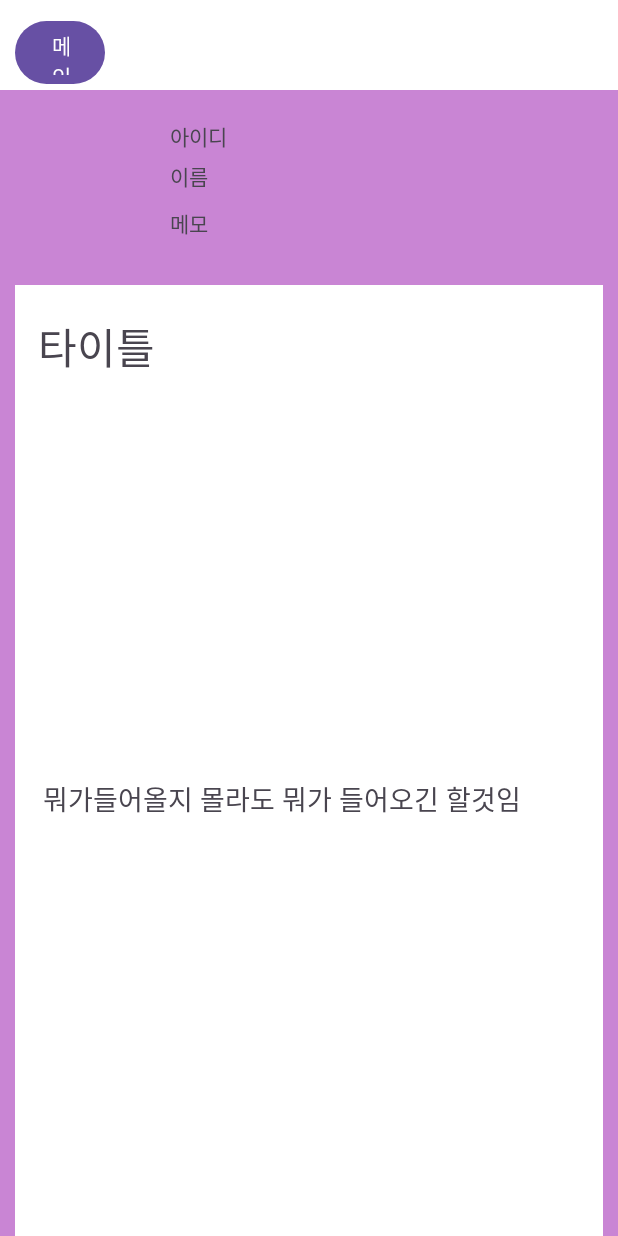
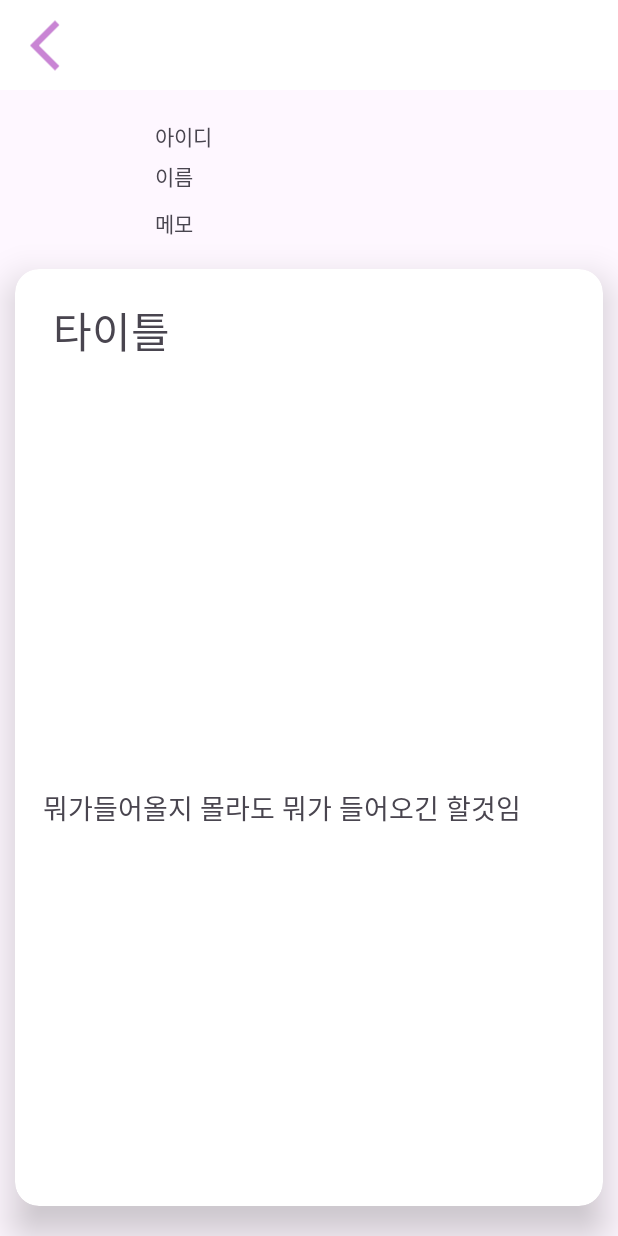
Before and after one commit to winteryy/nbc_sns_team3, an Android app: the DetailActivity screen opened directly, with no data from a screen before it, on a phone screen of 412 x 824 dp. Run offline under Robolectric (Android 15) with nearby library versions, the phone set to English and light mode, and no system bars; our stand-ins replace CircleImageView; 9 statements that could not run were skipped.

Commit message:
fix: mainPage button 및 기타ui 보전

```diff
--- a/app/src/main/java/com/nbcteam3/nbcsns3/DetailActivity.kt
+++ b/app/src/main/java/com/nbcteam3/nbcsns3/DetailActivity.kt
@@ -9,16 +9,19 @@ import android.widget.TextView
 import androidx.appcompat.app.AppCompatActivity
 import com.nbcteam3.nbcsns3.entity.Post
 import com.nbcteam3.nbcsns3.entity.User
+import de.hdodenhof.circleimageview.CircleImageView
 
 class DetailActivity : AppCompatActivity() {
 
-    @SuppressLint("MissingInflatedId")
+    //이 이노테이션은 스튜디오에서 발생하는 Lint 경고를 무시하도록 지시하는 역할.
+    //레이아웃 xml 파일에서 뷰에대한 android:id 속성이 없을때 발생하는 경고를 무시하는 명령이다.
+
     override fun onCreate(savedInstanceState: Bundle?) {
         super.onCreate(savedInstanceState)
         setContentView(R.layout.activity_detail)
 
 
-        val button = findViewById<Button>(R.id.setMainButton)
+        val backButton = findViewById<ImageView>(R.id.setMainButton)
         val userimage = findViewById<ImageView>(R.id.setUserimage)
         val userid = findViewById<TextView>(R.id.setUserId)
         val username = findViewById<TextView>(R.id.setUserName)
@@ -41,16 +44,12 @@ class DetailActivity : AppCompatActivity() {
 
 
 
-        button.setOnClickListener {
-           val intent = Intent(this, MainActivity::class.java)
+        backButton.setOnClickListener {
 
-           startActivity(intent)
-
+            finish()
 
         }
 
 
-
-
     }
 }
--- /dev/null
+++ b/app/src/main/res/drawable/btn_back.xml
@@ -0,0 +1,5 @@
+<vector android:height="18dp" android:tint="@color/purple_100"
+    android:viewportHeight="24" android:viewportWidth="24"
+    android:width="18dp" xmlns:android="http://schemas.android.com/apk/res/android">
+    <path android:fillColor="@android:color/white" android:pathData="M17.77,3.77l-1.77,-1.77l-10,10l10,10l1.77,-1.77l-8.23,-8.23z"/>
+</vector>
--- a/app/src/main/res/layout/activity_detail.xml
+++ b/app/src/main/res/layout/activity_detail.xml
@@ -1,151 +1,153 @@
 <?xml version="1.0" encoding="utf-8"?>
 
 
-
-
-<androidx.constraintlayout.widget.ConstraintLayout
-xmlns:android="http://schemas.android.com/apk/res/android"
-xmlns:app="http://schemas.android.com/apk/res-auto"
-xmlns:tools="http://schemas.android.com/tools"
+<androidx.constraintlayout.widget.ConstraintLayout xmlns:android="http://schemas.android.com/apk/res/android"
+    xmlns:app="http://schemas.android.com/apk/res-auto"
+    xmlns:tools="http://schemas.android.com/tools"
 
     android:layout_width="match_parent"
     android:layout_height="match_parent">
-
-
-
 
 
     <View
         android:id="@+id/viewTop"
         android:layout_width="match_parent"
         android:layout_height="match_parent"
-        android:background="@color/purple_100"
         app:layout_constraintBottom_toBottomOf="parent"
         app:layout_constraintEnd_toEndOf="parent"
         app:layout_constraintHorizontal_bias="0.0"
         app:layout_constraintStart_toStartOf="parent"
-        app:layout_constraintTop_toTopOf="parent"
-        app:layout_constraintVertical_bias="0.0" />
+        app:layout_constraintTop_toTopOf="parent"/>
 
-
-    <View
+    <androidx.cardview.widget.CardView
         android:id="@+id/viewon"
         android:layout_width="0dp"
         android:layout_height="0dp"
-        android:layout_marginTop="190dp"
+        android:layout_marginStart="10dp"
+        android:layout_marginTop="20dp"
+        android:layout_marginEnd="10dp"
+        android:layout_marginBottom="20dp"
         android:background="@color/white"
-        android:layout_marginStart="10dp"
-        android:layout_marginEnd="10dp"
+        app:cardCornerRadius="16dp"
         app:layout_constraintBottom_toBottomOf="parent"
         app:layout_constraintEnd_toEndOf="parent"
         app:layout_constraintStart_toStartOf="parent"
-        app:layout_constraintTop_toTopOf="parent"
-        />
+        app:layout_constraintTop_toBottomOf="@id/memo"
+        app:cardElevation="15dp" >
+
+
+        <androidx.constraintlayout.widget.ConstraintLayout
+            android:layout_width="match_parent"
+            android:layout_height="match_parent">
+
+            <TextView
+                android:id="@+id/title"
+                android:layout_width="0dp"
+                android:layout_height="wrap_content"
+                android:layout_marginTop="20dp"
+                android:layout_marginHorizontal="25dp"
+                android:text="타이틀"
+                android:textSize="28sp"
+                app:layout_constraintBottom_toTopOf="@id/setStory"
+                app:layout_constraintEnd_toEndOf="parent"
+                app:layout_constraintStart_toStartOf="parent"
+                app:layout_constraintTop_toTopOf="parent" />
+
+            <ImageView
+                android:id="@+id/setStory"
+                android:layout_width="365dp"
+                android:layout_height="223dp"
+                android:layout_marginTop="20dp"
+                app:layout_constraintEnd_toEndOf="parent"
+                app:layout_constraintStart_toStartOf="parent"
+                app:layout_constraintTop_toBottomOf="@id/title"
+                tools:src="@drawable/iust" />
+
+
+            <TextView
+                android:id="@+id/userStory"
+                android:layout_width="0dp"
+                android:layout_height="wrap_content"
+                android:layout_marginStart="5dp"
+                android:layout_marginTop="40dp"
+                android:text="뭐가들어올지 몰라도 뭐가 들어오긴 할것임"
+                android:textSize="18sp"
+                app:layout_constraintStart_toStartOf="@id/setStory"
+                app:layout_constraintEnd_toEndOf="@id/setStory"
+                app:layout_constraintTop_toBottomOf="@id/setStory"/>
+
+
+        </androidx.constraintlayout.widget.ConstraintLayout>
+
+
+    </androidx.cardview.widget.CardView>
+
 
     <androidx.appcompat.widget.Toolbar
         android:id="@+id/toolbar"
         android:layout_width="0dp"
         android:layout_height="60dp"
         android:background="@color/white"
+        app:layout_constraintEnd_toEndOf="parent"
         app:layout_constraintStart_toStartOf="parent"
-        app:layout_constraintEnd_toEndOf="parent"
-        app:layout_constraintTop_toTopOf="parent"/>
-
-
-    <Button
-        android:id="@+id/setMainButton"
-        android:layout_width="60dp"
-        android:layout_height="50dp"
-        android:text="@string/setNameButtonText"
-        app:layout_constraintTop_toTopOf="parent"
-        app:layout_constraintStart_toStartOf="parent"
-        android:layout_marginStart="10dp"
-        android:layout_marginTop="10dp"
-
-
-       />
+        app:layout_constraintTop_toTopOf="parent" />
 
 
     <ImageView
+        android:id="@+id/setMainButton"
+        android:layout_width="40dp"
+        android:layout_height="50dp"
+        android:layout_marginStart="10dp"
+        android:layout_marginTop="5dp"
+        android:src="@drawable/btn_back"
+        app:layout_constraintStart_toStartOf="parent"
+        app:layout_constraintTop_toTopOf="parent" />
+
+
+    <de.hdodenhof.circleimageview.CircleImageView
         android:id="@+id/setUserimage"
         android:layout_width="83dp"
         android:layout_height="97dp"
+        android:layout_marginStart="10dp"
+        android:layout_marginTop="15dp"
+        app:layout_constraintStart_toStartOf="@id/viewTop"
         app:layout_constraintTop_toBottomOf="@id/toolbar"
-        app:layout_constraintStart_toStartOf="@id/viewTop"
-        android:layout_marginTop="15dp"
-        android:layout_marginStart="10dp"
         tools:src="@drawable/iupp"
+        app:civ_border_width="4dp"
+        app:civ_border_color="@color/purple_100"/>
 
-        />
 
-    <ImageView
-        android:id="@+id/setStory"
-        android:layout_width="365dp"
-        android:layout_height="223dp"
-        tools:src="@drawable/iust"
-        app:layout_constraintTop_toTopOf="@id/viewon"
-        app:layout_constraintStart_toStartOf="@id/viewon"
-        app:layout_constraintEnd_toEndOf="@id/viewon"
-        android:layout_marginTop="80dp"/>
 
 
     <TextView
         android:id="@+id/setUserId"
         android:layout_width="wrap_content"
         android:layout_height="wrap_content"
-        android:layout_marginStart="20dp"
+        android:layout_marginStart="10dp"
+        android:layout_marginTop="20dp"
         android:text="아이디"
         app:layout_constraintStart_toEndOf="@id/setUserimage"
-        app:layout_constraintTop_toBottomOf="@id/toolbar"
-        android:layout_marginTop="20dp"
-         />
+        app:layout_constraintTop_toBottomOf="@id/toolbar" />
 
 
     <TextView
         android:id="@+id/setUserName"
         android:layout_width="wrap_content"
         android:layout_height="wrap_content"
+        android:layout_marginTop="5dp"
         android:text="이름"
         app:layout_constraintStart_toStartOf="@id/setUserId"
-        app:layout_constraintTop_toBottomOf="@id/setUserId"
-        android:layout_marginTop="5dp" />
+        app:layout_constraintTop_toBottomOf="@id/setUserId" />
 
 
     <TextView
         android:id="@+id/memo"
-        android:layout_width="wrap_content"
+        android:layout_width="0dp"
         android:layout_height="wrap_content"
+        android:layout_marginTop="10dp"
         android:text="메모"
+        app:layout_constraintStart_toStartOf="@id/setUserName"
         app:layout_constraintTop_toBottomOf="@id/setUserName"
-        app:layout_constraintStart_toStartOf="@id/setUserName"
-        android:layout_marginTop="10dp"
-        />
-
-
-    <TextView
-        android:id="@+id/title"
-        android:layout_width="wrap_content"
-        android:layout_height="wrap_content"
-        android:text="타이틀"
-        app:layout_constraintTop_toTopOf="@id/viewon"
-        app:layout_constraintStart_toStartOf="@id/viewon"
-        android:layout_marginTop="20dp"
-        android:layout_marginStart="15dp"
-        android:textSize="28dp"
-        />
-
-
-
-    <TextView
-        android:id="@+id/userStory"
-        android:layout_width="wrap_content"
-        android:layout_height="wrap_content"
-        android:text="뭐가들어올지 몰라도 뭐가 들어오긴 할것임"
-        android:textSize="18dp"
-        app:layout_constraintTop_toBottomOf="@id/setStory"
-        app:layout_constraintStart_toStartOf="@id/setStory"
-        android:layout_marginTop="25dp"
-        android:layout_marginStart="5dp"
         />
 
 
@@ -154,7 +156,4 @@ xmlns:tools="http://schemas.android.com/tools"
 
 
 
-
-
-
 </androidx.constraintlayout.widget.ConstraintLayout>
```
